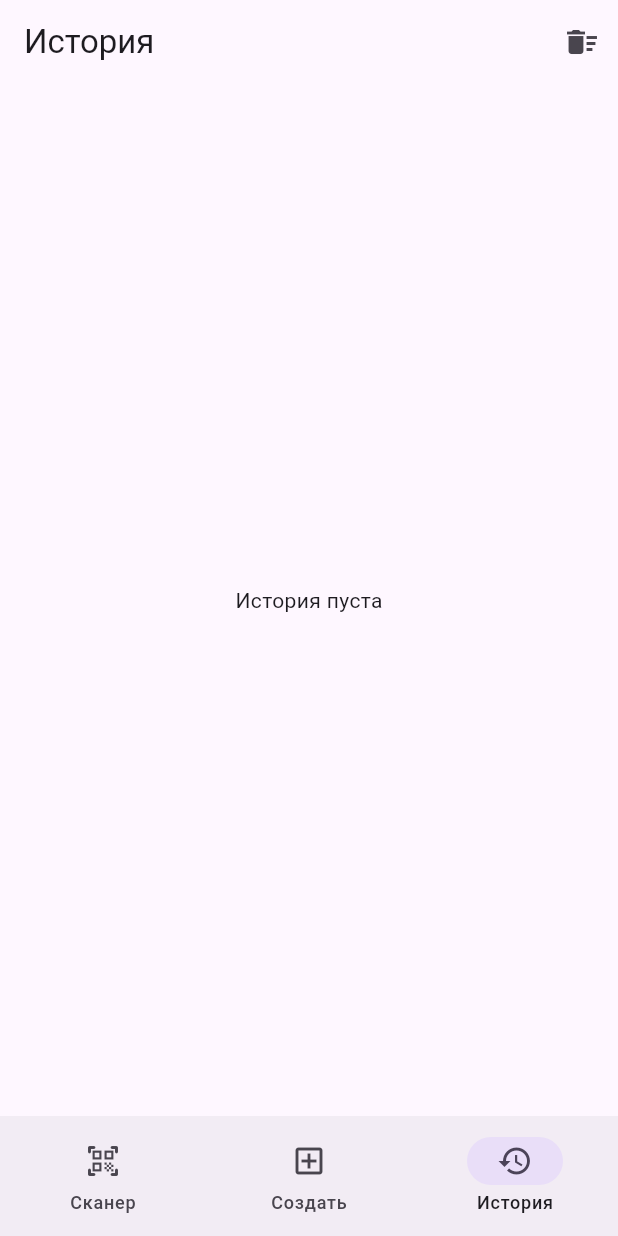
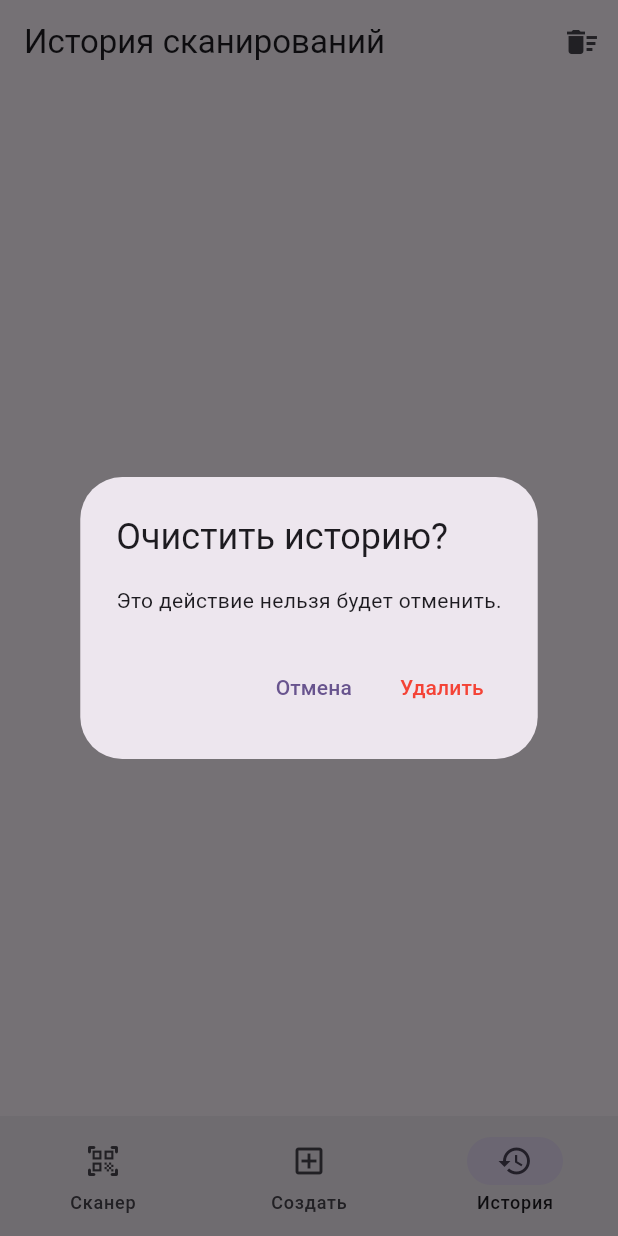
Before and after one commit to Tarrellka/Stage1_projects, a Flutter app: the screen it shows after launch, item 3 of the bottom bar chosen, after a tap on the "delete sweep" icon, on a phone screen of 412 x 824 dp. Run offline on Flutter 3.47's test engine with Material 3 defaults, Android fonts, the phone set to English and light mode, and no system bars; our stand-ins replace flutter_local_notifications, image_picker, qr_flutter, screenshot, shared_preferences, supabase_flutter; missing offline and left inert: gal, mobile_scanner; accounts and stored records are empty.

Commit message:
Fix: History

```diff
--- a/qrcodescanner/lib/screens/history_screen.dart
+++ b/qrcodescanner/lib/screens/history_screen.dart
@@ -1,6 +1,6 @@
 import 'package:flutter/material.dart';
 import '../services/history_service.dart';
-import '../main.dart'; // Импортируем наш сигнал (notifier)
+import '../main.dart';
 
 class HistoryScreen extends StatefulWidget {
   const HistoryScreen({super.key});
@@ -11,28 +11,31 @@ class HistoryScreen extends StatefulWidget {
 
 class _HistoryScreenState extends State<HistoryScreen> {
   List<Map<String, dynamic>> _history = [];
+  bool _isLoading = true;
 
   @override
   void initState() {
     super.initState();
     _loadHistory();
-
-    // Подписываемся на обновления
     historyUpdateNotifier.addListener(_loadHistory);
   }
 
   @override
   void dispose() {
-    // Отписываемся при закрытии, чтобы не тратить память
     historyUpdateNotifier.removeListener(_loadHistory);
     super.dispose();
   }
 
   Future<void> _loadHistory() async {
+    if (!mounted) return;
+    setState(() => _isLoading = true);
+
     final data = await HistoryService.getHistory();
+
     if (mounted) {
       setState(() {
         _history = data;
+        _isLoading = false;
       });
     }
   }
@@ -41,18 +44,23 @@ class _HistoryScreenState extends State<HistoryScreen> {
   Widget build(BuildContext context) {
     return Scaffold(
       appBar: AppBar(
-        title: const Text("История"),
+        title: const Text("История сканирований"),
         actions: [
           IconButton(
             icon: const Icon(Icons.delete_sweep),
             onPressed: () async {
-              await HistoryService.clearHistory();
-              _loadHistory();
+              final confirmed = await _showDeleteConfirm();
+              if (confirmed == true) {
+                await HistoryService.clearHistory();
+                _loadHistory();
+              }
             },
           )
         ],
       ),
-      body: _history.isEmpty
+      body: _isLoading
+        ? const Center(child: CircularProgressIndicator())
+        : _history.isEmpty
           ? const Center(child: Text("История пуста"))
           : ListView.builder(
               itemCount: _history.length,
@@ -61,8 +69,17 @@ class _HistoryScreenState extends State<HistoryScreen> {
                 return Card(
                   margin: const EdgeInsets.symmetric(horizontal: 10, vertical: 5),
                   child: ListTile(
-                    title: Text(item['content'] ?? "", maxLines: 1, overflow: TextOverflow.ellipsis),
-                    subtitle: Text(item['analysis'] ?? "", maxLines: 2),
+                    leading: const Icon(Icons.qr_code_2),
+                    title: Text(
+                      item['raw_data'] ?? "Нет данных",
+                      maxLines: 1,
+                      overflow: TextOverflow.ellipsis
+                    ),
+                    subtitle: Text(
+                      item['ai_verdict'] ?? "Анализ отсутствует",
+                      maxLines: 2,
+                      overflow: TextOverflow.ellipsis
+                    ),
                     onTap: () => _showDetails(item),
                   ),
                 );
@@ -71,26 +88,50 @@ class _HistoryScreenState extends State<HistoryScreen> {
     );
   }
 
+  Future<bool?> _showDeleteConfirm() {
+    return showDialog<bool>(
+      context: context,
+      builder: (context) => AlertDialog(
+        title: const Text("Очистить историю?"),
+        content: const Text("Это действие нельзя будет отменить."),
+        actions: [
+          TextButton(onPressed: () => Navigator.pop(context, false), child: const Text("Отмена")),
+          TextButton(onPressed: () => Navigator.pop(context, true), child: const Text("Удалить", style: TextStyle(color: Colors.red))),
+        ],
+      ),
+    );
+  }
+
   void _showDetails(Map<String, dynamic> item) {
     showModalBottomSheet(
       context: context,
       isScrollControlled: true,
-      builder: (context) => Container(
+      shape: const RoundedRectangleBorder(borderRadius: BorderRadius.vertical(top: Radius.circular(20))),
+      builder: (context) => Padding(
         padding: const EdgeInsets.all(20),
-        height: MediaQuery.of(context).size.height * 0.6,
         child: Column(
+          mainAxisSize: MainAxisSize.min,
           crossAxisAlignment: CrossAxisAlignment.start,
           children: [
             const Text("Данные QR:", style: TextStyle(fontWeight: FontWeight.bold, fontSize: 16)),
-            SelectableText(item['content'] ?? ""),
+            const SizedBox(height: 5),
+            SelectableText(item['raw_data'] ?? ""),
             const Divider(height: 30),
-            const Text("Анализ безопасности:", style: TextStyle(fontWeight: FontWeight.bold, fontSize: 16)),
-            Expanded(child: SingleChildScrollView(child: SelectableText(item['analysis'] ?? ""))),
-            const SizedBox(height: 10),
-            ElevatedButton(
-              onPressed: () => Navigator.pop(context),
-              child: const Center(child: Text("Закрыть")),
-            )
+            const Text("Вердикт ИИ:", style: TextStyle(fontWeight: FontWeight.bold, fontSize: 16)),
+            const SizedBox(height: 5),
+            SizedBox(
+              height: 200,
+              child: SingleChildScrollView(child: SelectableText(item['ai_verdict'] ?? "")),
+            ),
+            const SizedBox(height: 20),
+            SizedBox(
+              width: double.infinity,
+              child: ElevatedButton(
+                onPressed: () => Navigator.pop(context),
+                child: const Text("Закрыть"),
+              ),
+            ),
+            const SizedBox(height: 20),
           ],
         ),
       ),
--- a/qrcodescanner/lib/services/history_service.dart
+++ b/qrcodescanner/lib/services/history_service.dart
@@ -3,8 +3,8 @@ import 'package:supabase_flutter/supabase_flutter.dart';
 import 'package:flutter/foundation.dart';
 
 class HistoryService {
-  static final _supabase = Supabase.instance.client;
-
+  // Используем геттер, чтобы клиент запрашивался только после инициализации в main
+  static SupabaseClient get _supabase => Supabase.instance.client;
 
   static Future<void> addRecord(String rawData, String aiVerdict, {int retries = 3}) async {
     if (rawData.isEmpty || aiVerdict.isEmpty) return;
@@ -26,20 +26,17 @@ class HistoryService {
     }
   }
 
-
   static Future<List<Map<String, dynamic>>> getHistory({int retries = 2}) async {
     int attempt = 0;
     while (attempt < retries) {
       try {
-        final List<dynamic> response = await _supabase
+        final response = await _supabase
             .from('scan_history')
             .select()
             .order('created_at', ascending: false)
             .limit(50);
 
-
-        return _validateHistoryList(response);
-
+        return _validateHistoryList(response as List<dynamic>);
       } catch (e) {
         attempt++;
         debugPrint("Ошибка загрузки истории (попытка $attempt): $e");
@@ -50,22 +47,17 @@ class HistoryService {
     return [];
   }
 
-
   static List<Map<String, dynamic>> _validateHistoryList(List<dynamic> data) {
     final List<Map<String, dynamic>> validRecords = [];
-
     for (var item in data) {
-
       if (item is Map<String, dynamic> &&
           item.containsKey('raw_data') &&
-          item.containsKey('ai_verdict') &&
-          item['ai_verdict'] is String) {
+          item.containsKey('ai_verdict')) {
         validRecords.add(item);
       }
     }
     return validRecords;
   }
-
 
   static Future<bool> clearHistory() async {
     try {
```
